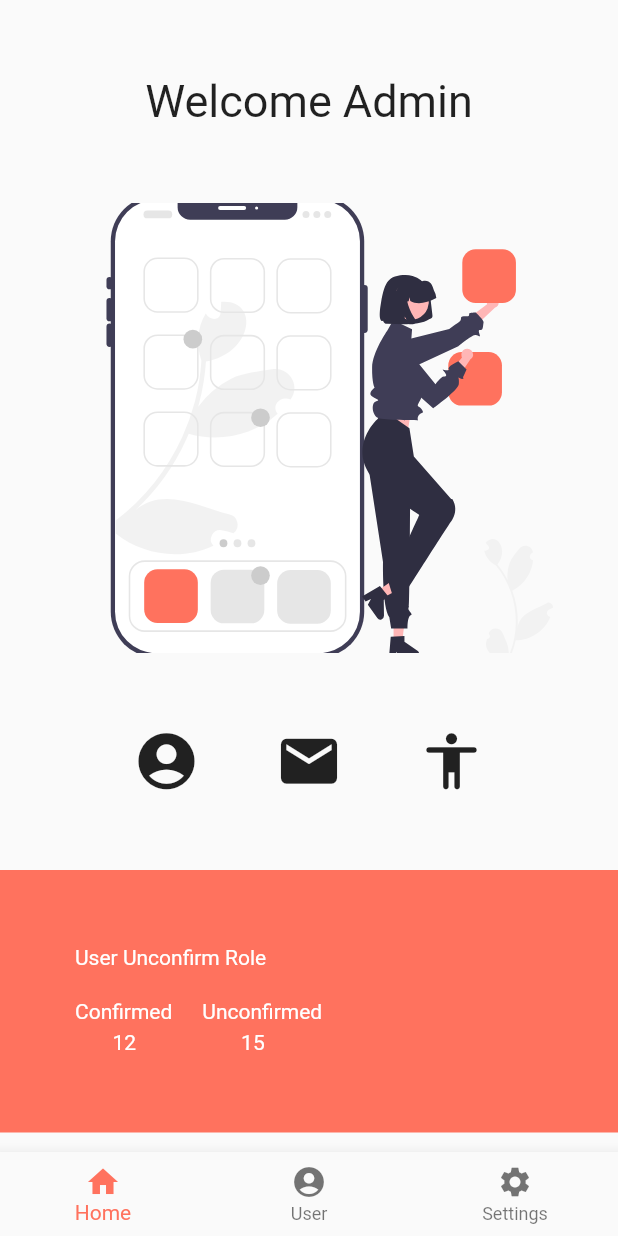
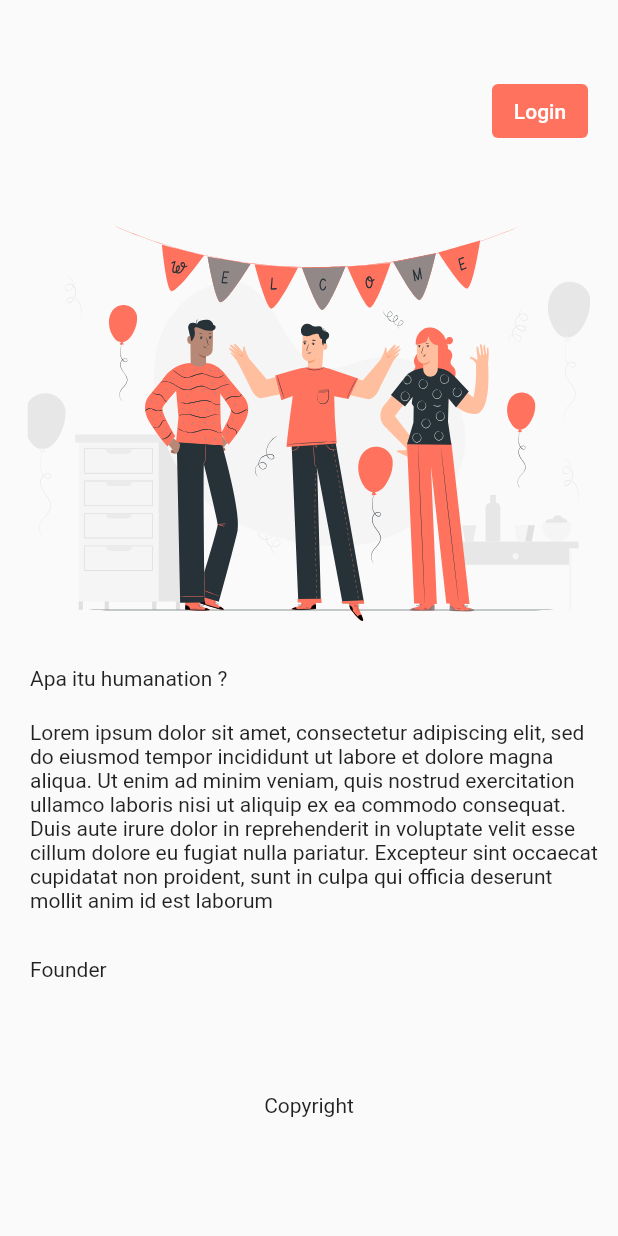
Before and after one commit to hidayatadrian/humanation, a Flutter app: the screen it shows after launch, on a phone screen of 412 x 824 dp. Run offline on Flutter 3.47's test engine with Material 2 defaults, Android fonts, the phone set to English and light mode, and no system bars; our stand-ins replace firebase_auth, firebase_core, flutter_svg; accounts and stored records are empty.

Commit message:
login dan register with email

```diff
--- a/lib/admin/home.dart
+++ b/lib/admin/home.dart
@@ -56,7 +56,7 @@ class Body extends StatelessWidget {
           padding: const EdgeInsets.fromLTRB(20, 0, 20, 0),
           child: Container(
               child: SvgPicture.asset('assets/img/home.svg',
-                  height: 300,
+                  height: 200,
                   width: MediaQuery.of(context).size.width,
                   fit: BoxFit.cover)),
         ),
--- /dev/null
+++ b/lib/landing/landing_screen.dart
@@ -0,0 +1,78 @@
+import 'package:flutter/material.dart';
+import 'package:flutter_svg/flutter_svg.dart';
+import 'package:humanation/login/login.dart';
+
+class Landing extends StatelessWidget {
+  // This widget is the root of your application.
+  @override
+  Widget build(BuildContext context) {
+    return MaterialApp(
+      debugShowCheckedModeBanner: false,
+      title: 'Humanation',
+      theme: ThemeData(),
+      home: Scaffold(
+        body: Body(),
+      ),
+    );
+  }
+}
+
+class Body extends StatelessWidget {
+  @override
+  Widget build(BuildContext context) {
+    Size size = MediaQuery.of(context).size;
+    return Column(
+      mainAxisAlignment: MainAxisAlignment.start,
+      children: <Widget>[
+        SizedBox(
+          height: 50,
+        ),
+        Padding(
+          padding: const EdgeInsets.fromLTRB(0, 0, 20, 0),
+          child: Container(
+            alignment: Alignment.topRight,
+            child: TextButton(
+              child: Text('Login', style: TextStyle(color: Colors.white)),
+              style: TextButton.styleFrom(backgroundColor: Color(0xFFFF725E)),
+              onPressed: () {
+                Navigator.push(
+                    context, MaterialPageRoute(builder: (context) => Login()));
+              },
+            ),
+          ),
+        ),
+        SizedBox(
+          height: 50,
+        ),
+        SvgPicture.asset('assets/img/landingimg.svg'),
+        SizedBox(
+          height: 30,
+        ),
+        Padding(
+          padding: const EdgeInsets.fromLTRB(20, 0, 20, 0),
+          child: Container(
+              alignment: Alignment.centerLeft,
+              child: Text('Apa itu humanation ?')),
+        ),
+        SizedBox(height: 20),
+        Padding(
+          padding: const EdgeInsets.fromLTRB(20, 0, 10, 0),
+          child: Text(
+              'Lorem ipsum dolor sit amet, consectetur adipiscing elit, sed do eiusmod tempor incididunt ut labore et dolore magna aliqua. Ut enim ad minim veniam, quis nostrud exercitation ullamco laboris nisi ut aliquip ex ea commodo consequat. Duis aute irure dolor in reprehenderit in voluptate velit esse cillum dolore eu fugiat nulla pariatur. Excepteur sint occaecat cupidatat non proident, sunt in culpa qui officia deserunt mollit anim id est laborum'),
+        ),
+        SizedBox(height: 30),
+        Padding(
+          padding: const EdgeInsets.fromLTRB(20, 0, 20, 0),
+          child: Container(
+              alignment: Alignment.centerLeft, child: Text('Founder')),
+        ),
+        SizedBox(height: 75),
+        Padding(
+          padding: const EdgeInsets.fromLTRB(20, 0, 20, 0),
+          child:
+              Container(alignment: Alignment.center, child: Text('Copyright')),
+        ),
+      ],
+    );
+  }
+}
--- a/pubspec.yaml
+++ b/pubspec.yaml
@@ -35,6 +35,9 @@ dependencies:
   # The following adds the Cupertino Icons font to your application.
   # Use with the CupertinoIcons class for iOS style icons.
   cupertino_icons: ^1.0.2
+  firebase_core: ^1.13.1
+  firebase_auth: ^3.3.9
+
 
 dev_dependencies:
   flutter_test:
@@ -61,6 +64,8 @@ flutter:
   # To add assets to your application, add an assets section, like this:
   assets:
     - assets/img/landingimg.svg
+    - assets/img/landingimg.png
+    - assets/img/welcome.png
     - assets/img/home.svg
 
   # An image asset can refer to one or more resolution-specific "variants", see
@@ -85,6 +90,7 @@ flutter:
   #       - asset: fonts/TrajanPro.ttf
   #       - asset: fonts/TrajanPro_Bold.ttf
   #         weight: 700
+
   #
   # For details regarding fonts from package dependencies,
   # see https://flutter.dev/custom-fonts/#from-packages
```
Also changed, not shown: lib/auth_service.dart (added, +30 -0 lines), lib/login/login.dart (added, +89 -0 lines), lib/main.dart (+8 -4 lines), lib/register/register.dart (added, +84 -0 lines), assets/img/landingimg.png (added), assets/img/welcome.png (added), pubspec.lock, 4 other files.
